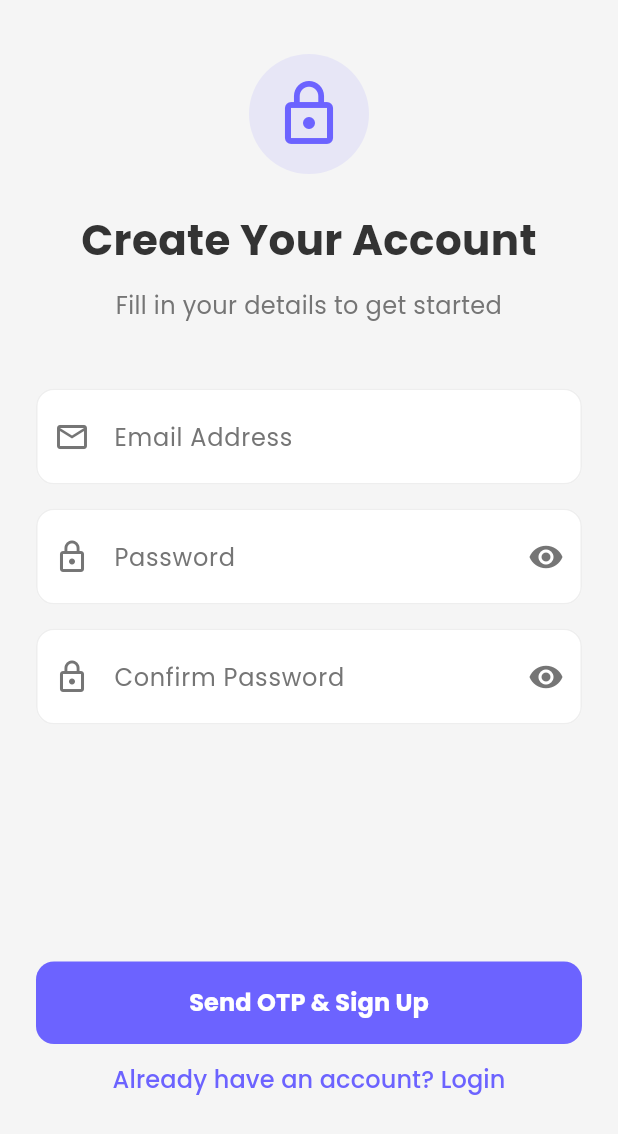
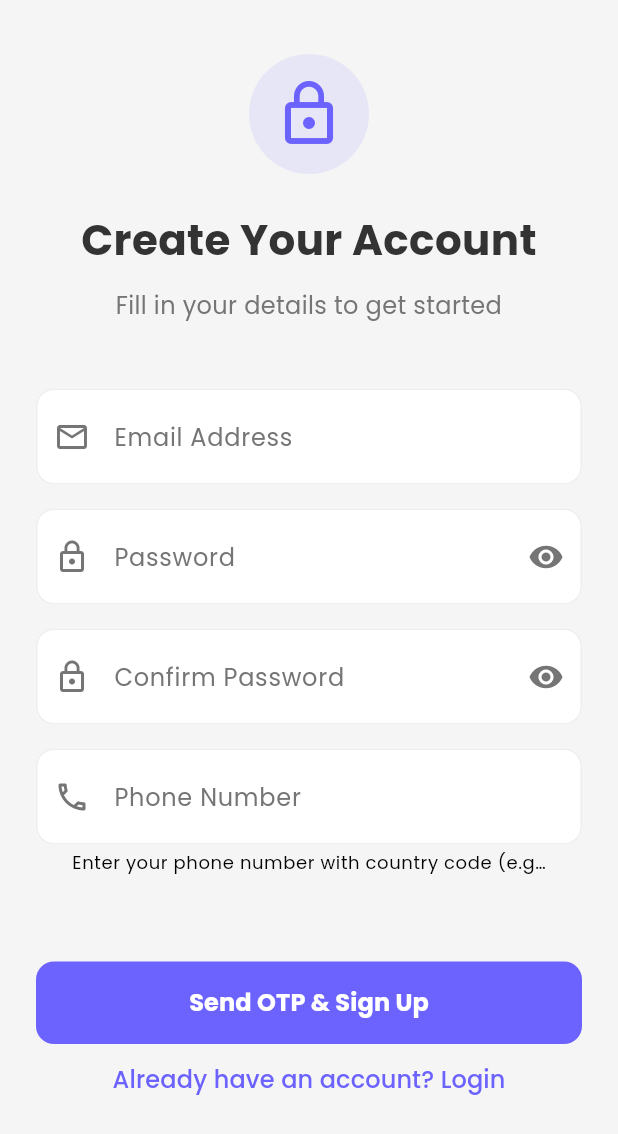
Before and after one commit to PiratePatty116/otp_auth, a Flutter app: the screen it shows after launch, after a tap on "Need to create an account? Sign Up", on a phone screen of 412 x 824 dp. Shown: the top 1134 px of the screen. Run offline on Flutter 3.47's test engine with Material 3 defaults, Android fonts, the phone set to English and light mode, and no system bars; our stand-ins replace firebase_auth, firebase_core, google_fonts, shared_preferences; accounts and stored records are empty; network calls fail.

Commit message:
email and auth

```diff
--- a/lib/main.dart
+++ b/lib/main.dart
@@ -125,9 +125,9 @@ class _AuthPageState extends State<AuthPage>
   bool _confirmPasswordVisible = false;
 
   // Twilio credentials
-  final String _twilioSid = 'ENTER_SID';
-  final String _twilioAuth = 'ENTER_AUTH';
-  final String _twilioPhone = 'ENTER_PHONE';
+  final String _twilioSid = 'ENTER_YOUR_SID';
+  final String _twilioAuth = 'ENTER_YOUR_AUTH';
+  final String _twilioPhone = 'ENTER_PHONE_NUMBER';
 
   @override
   void initState() {
@@ -283,6 +283,15 @@ class _AuthPageState extends State<AuthPage>
             label: 'Confirm Password',
             icon: Icons.lock_outline,
             obscureText: true,
+          ),
+        if (!isLogin && !_otpSent)
+          _buildInputField(
+            controller: _phoneController,
+            label: 'Phone Number',
+            icon: Icons.phone_outlined,
+            keyboardType: TextInputType.phone,
+            helperText:
+                'Enter your phone number with country code (e.g., +1234567890)',
           ),
         if (_otpSent)
           _buildInputField(
```
